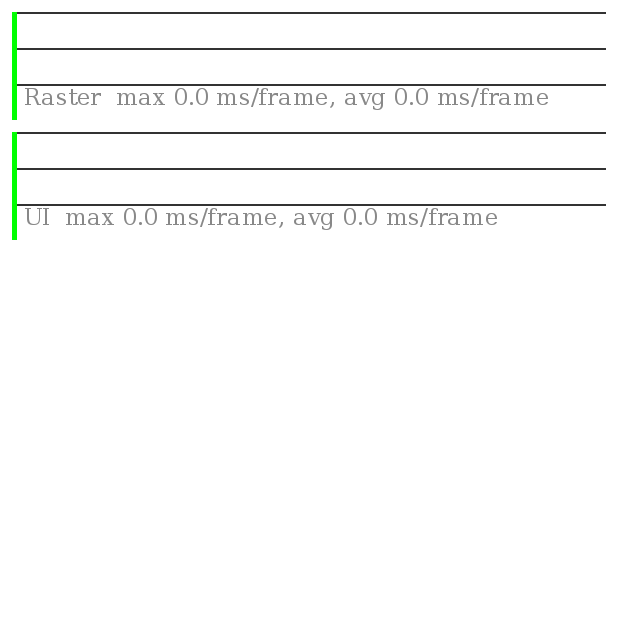
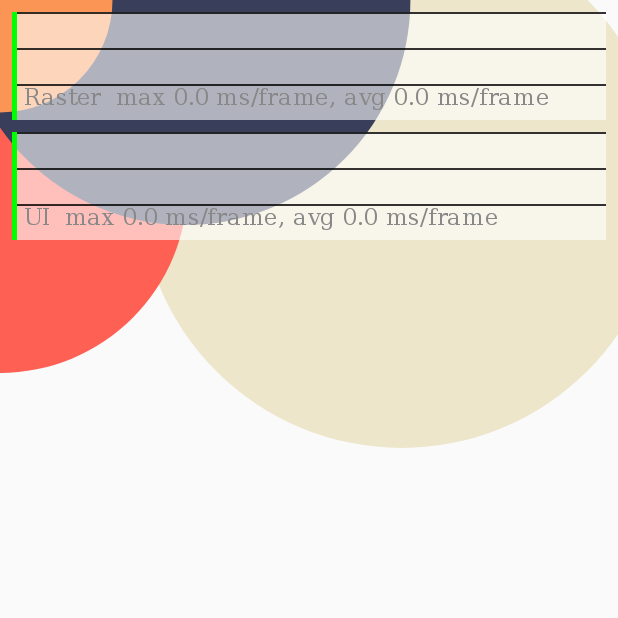
Before and after one commit to deveraman/Bweather, a Flutter app: the screen it shows after launch, on a phone screen of 412 x 824 dp, the top half of it. Run offline on Flutter 3.47's test engine with Material 2 defaults, Android fonts, the light colour scheme and no system bars; our stand-ins replace bloc, google_fonts; generated files the repository leaves out were written again.

Commit message:
homepage: rainy background canvas (1/3)

```diff
--- a/lib/home/view/home_view.dart
+++ b/lib/home/view/home_view.dart
@@ -1,3 +1,4 @@
+import 'package:bweather/home/view/widgets/background_canvas.dart';
 import 'package:flutter/material.dart';
 
 class HomeView extends StatelessWidget {
@@ -5,6 +6,8 @@ class HomeView extends StatelessWidget {
 
   @override
   Widget build(BuildContext context) {
-    return Container();
+    return const Scaffold(
+      body: BackgroundCanvas(),
+    );
   }
 }
--- /dev/null
+++ b/lib/home/view/widgets/background_canvas.dart
@@ -0,0 +1,17 @@
+import 'package:bweather/home/view/widgets/rainy_painter.dart';
+import 'package:flutter/material.dart';
+
+class BackgroundCanvas extends StatelessWidget {
+  const BackgroundCanvas({Key? key}) : super(key: key);
+
+  @override
+  Widget build(BuildContext context) {
+    return CustomPaint(
+      painter: RainyPainter(),
+      child: SizedBox(
+        height: MediaQuery.of(context).size.height,
+        width: MediaQuery.of(context).size.width,
+      ),
+    );
+  }
+}
```
Also changed, not shown: lib/home/view/widgets/rainy_painter.dart (added, +47 -0 lines).
